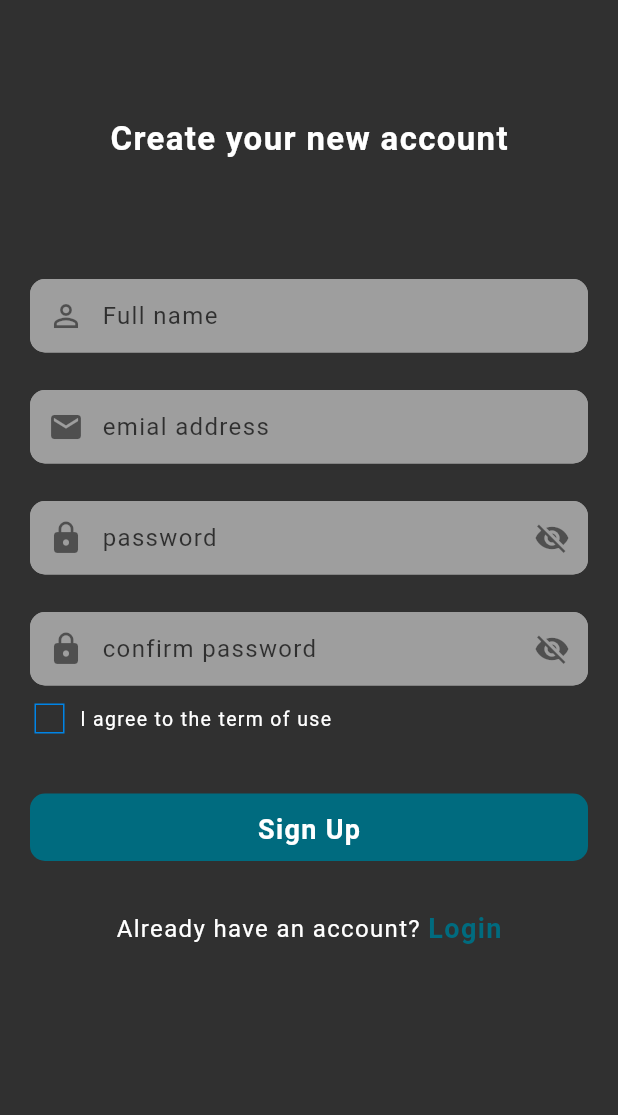
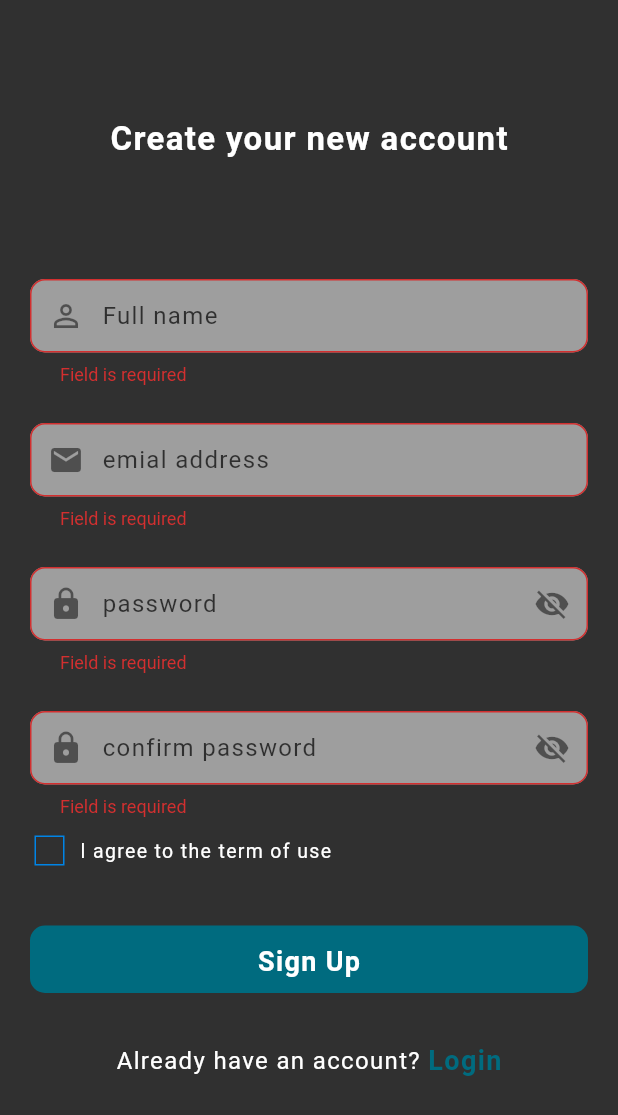
Before and after one commit to AbdulrahmanAlShaweesh/Flutter-ecommerce-app, a Flutter app: the SignUpScreen screen opened by its route, after a tap on "Sign Up", on a phone screen of 412 x 824 dp. Shown: the top 1115 px of the screen. Run offline on Flutter 3.47's test engine with Material 2 defaults, Android fonts, the phone set to English and light mode, and no system bars; drawn by our look-alikes of modal_progress_hud_nsn; our stand-ins replace bloc, firebase_auth, firebase_core, flutter_bloc, flutter_svg, smooth_page_indicator; accounts and stored records are empty.

```diff
--- a/lib/Cubits/login_cubit/login_emial_password_auth_cubit.dart
+++ b/lib/Cubits/login_cubit/login_emial_password_auth_cubit.dart
@@ -1,5 +1,6 @@
 import 'package:bloc/bloc.dart';
 import 'package:firebase_auth/firebase_auth.dart';
+import 'package:flutter_ecommerce_app/Cubits/signup_cubit/signup_with_emial_and_password_cubit.dart';
 import 'package:meta/meta.dart';
 
 part 'login_emial_password_auth_state.dart';
@@ -16,6 +17,7 @@ class LoginEmialPasswordAuthCubit extends Cubit<LoginEmialPasswordAuthState> {
         email: emial,
         password: password,
       );
+      emit(LoginSucessState());
       isLoading = false;
     } on FirebaseException catch (err) {
       emit(LoginFilureState(errorMessage: err.code));
--- a/lib/Views/Screens/signup_screen.dart
+++ b/lib/Views/Screens/signup_screen.dart
@@ -1,8 +1,11 @@
 import 'package:flutter/material.dart';
 import 'package:flutter_bloc/flutter_bloc.dart';
 import 'package:flutter_ecommerce_app/Cubits/hidden_password/hiden_or_show_password_cubit.dart';
+import 'package:flutter_ecommerce_app/Cubits/signup_cubit/signup_with_emial_and_password_cubit.dart';
 import 'package:flutter_ecommerce_app/Views/Screens/botton_nav_bar.dart';
+import 'package:flutter_ecommerce_app/Views/widgets/custom_show_snak_bar.dart';
 import 'package:flutter_ecommerce_app/Views/widgets/singup_screen_view.dart';
+import 'package:modal_progress_hud_nsn/modal_progress_hud_nsn.dart';
 
 class SignUpScreen extends StatelessWidget {
   const SignUpScreen({super.key});
@@ -10,7 +13,26 @@ class SignUpScreen extends StatelessWidget {
   static String id = 'signUp screen';
   @override
   Widget build(BuildContext context) {
-    return Scaffold(
+    return BlocConsumer<SignupWithEmialAndPasswordCubit,
+        SignupWithEmialAndPasswordState>(
+      listener: (context, state) {
+        if (state is SignupFilureState) {
+          CustomShowSnakBarError(
+            errorMessage: state.errorMessage,
+            context: context,
+          );
+        } else if (state is SignupSuccessState) {
+          Navigator.pushNamed(
+            context,
+            BottonNavBar.id,
+          );
+        }
+      },
+      builder: (context, state) {
+        return ModalProgressHUD(
+          inAsyncCall: BlocProvider.of<SignupWithEmialAndPasswordCubit>(context)
+              .isLoading,
+          child: Scaffold(
             body: SafeArea(
               child: Padding(
                 padding: const EdgeInsets.only(
@@ -20,15 +42,13 @@ class SignUpScreen extends StatelessWidget {
                 ),
                 child: BlocProvider(
                   create: (context) => HidenOrShowPasswordCubit(),
-            child: GestureDetector(
-              onTap: () {
-                Navigator.pop(context);
-              },
                   child: SignUpScreenView(),
                 ),
               ),
             ),
           ),
         );
+      },
+    );
   }
 }
--- a/lib/Views/widgets/singup_screen_view.dart
+++ b/lib/Views/widgets/singup_screen_view.dart
@@ -1,6 +1,9 @@
+// ignore_for_file: must_be_immutable
+
 import 'package:flutter/material.dart';
 import 'package:flutter_bloc/flutter_bloc.dart';
 import 'package:flutter_ecommerce_app/Cubits/hidden_password/hiden_or_show_password_cubit.dart';
+import 'package:flutter_ecommerce_app/Cubits/signup_cubit/signup_with_emial_and_password_cubit.dart';
 import 'package:flutter_ecommerce_app/Views/Screens/login_screen.dart';
 import 'package:flutter_ecommerce_app/Views/Widgets/custom_app_button.dart';
 import 'package:flutter_ecommerce_app/Views/Widgets/custom_slider_screens_title.dart';
@@ -18,9 +21,12 @@ class SignUpScreenView extends StatelessWidget {
   final TextEditingController passwordController = TextEditingController();
   final TextEditingController conirmPasswordController =
       TextEditingController();
+  GlobalKey<FormState> formKey = GlobalKey();
   @override
   Widget build(BuildContext context) {
-    return Column(
+    return Form(
+      key: formKey,
+      child: Column(
         children: [
           const CustomSliderScreenTitleText(
             text: 'Create your new account',
@@ -30,6 +36,13 @@ class SignUpScreenView extends StatelessWidget {
             height: 70.0,
           ),
           CustomTextFormField(
+            validation: (name) {
+              if (name!.isEmpty) {
+                return 'Field is required';
+              } else {
+                return null;
+              }
+            },
             controller: userNameController,
             hintText: 'Full name',
             icons: Icons.person_outline,
@@ -38,6 +51,13 @@ class SignUpScreenView extends StatelessWidget {
             height: 25.0,
           ),
           CustomTextFormField(
+            validation: (emial) {
+              if (emial!.isEmpty) {
+                return 'Field is required';
+              } else {
+                return null;
+              }
+            },
             controller: emailController,
             hintText: 'emial address',
             icons: Icons.email,
@@ -50,6 +70,13 @@ class SignUpScreenView extends StatelessWidget {
               var isShowPassword =
                   BlocProvider.of<HidenOrShowPasswordCubit>(context);
               return CustomTextFormField(
+                validation: (emial) {
+                  if (emial!.isEmpty) {
+                    return 'Field is required';
+                  } else {
+                    return null;
+                  }
+                },
                 controller: passwordController,
                 hintText: 'password',
                 icons: Icons.lock,
@@ -72,6 +99,13 @@ class SignUpScreenView extends StatelessWidget {
               var isShowBassword =
                   BlocProvider.of<HidenOrShowPasswordCubit>(context);
               return CustomTextFormField(
+                validation: (emial) {
+                  if (emial!.isEmpty) {
+                    return 'Field is required';
+                  } else {
+                    return null;
+                  }
+                },
                 controller: conirmPasswordController,
                 hintText: 'confirm password',
                 icons: Icons.lock,
@@ -94,7 +128,15 @@ class SignUpScreenView extends StatelessWidget {
           ),
           CustomAppButton(
             buttonText: 'Sign Up',
-          onTap: () {},
+            onTap: () {
+              if (formKey.currentState!.validate()) {
+                BlocProvider.of<SignupWithEmialAndPasswordCubit>(context)
+                    .addNewUser(
+                  email: emailController.text.trim(),
+                  password: passwordController.text.trim(),
+                );
+              }
+            },
           ),
           const SizedBox(
             height: 30.0,
@@ -107,6 +149,7 @@ class SignUpScreenView extends StatelessWidget {
             },
           ),
         ],
+      ),
     );
   }
 }
--- a/lib/main.dart
+++ b/lib/main.dart
@@ -4,11 +4,13 @@ import 'package:firebase_core/firebase_core.dart';
 import 'package:flutter/material.dart';
 import 'package:flutter_bloc/flutter_bloc.dart';
 import 'package:flutter_ecommerce_app/Cubits/login_cubit/login_emial_password_auth_cubit.dart';
+import 'package:flutter_ecommerce_app/Cubits/signup_cubit/signup_with_emial_and_password_cubit.dart';
 import 'package:flutter_ecommerce_app/Views/Screens/botton_nav_bar.dart';
 import 'package:flutter_ecommerce_app/Views/Screens/intro_slider_screen.dart';
 import 'package:flutter_ecommerce_app/Views/Screens/login_screen.dart';
 import 'package:flutter_ecommerce_app/Views/Screens/signup_screen.dart';
 import 'package:flutter_ecommerce_app/Views/Screens/welcome_screen.dart';
+import 'package:flutter_ecommerce_app/Views/simple_bloc_observer.dart';
 import 'package:flutter_ecommerce_app/Views/widgets/ecommerce_app_view.dart';
 import 'package:flutter_ecommerce_app/constant/app_colors.dart';
 import 'firebase_options.dart';
@@ -18,10 +20,12 @@ void main() async {
   await Firebase.initializeApp(
     options: DefaultFirebaseOptions.currentPlatform,
   );
+  Bloc.observer = SimpleBlocObserver();
   runApp(
     MultiBlocProvider(
       providers: [
         BlocProvider(create: (context) => LoginEmialPasswordAuthCubit()),
+        BlocProvider(create: (context) => SignupWithEmialAndPasswordCubit())
       ],
       child: const EcommerceApp(),
     ),
```
Also changed, not shown: lib/Cubits/signup_cubit/signup_with_emial_and_password_cubit.dart (+6 -4 lines), lib/Views/simple_bloc_observer.dart (added, +34 -0 lines), lib/Views/widgets/custon_button_nave_bar_view.dart (+8 -7 lines). Lines whose indentation alone changed are shown as unchanged.
